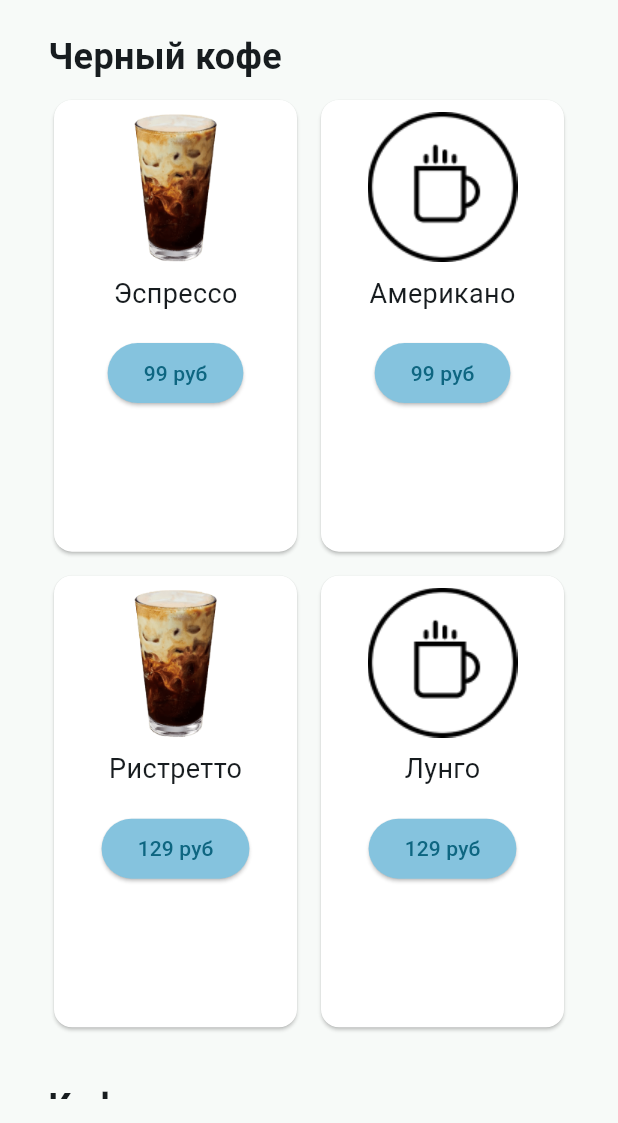
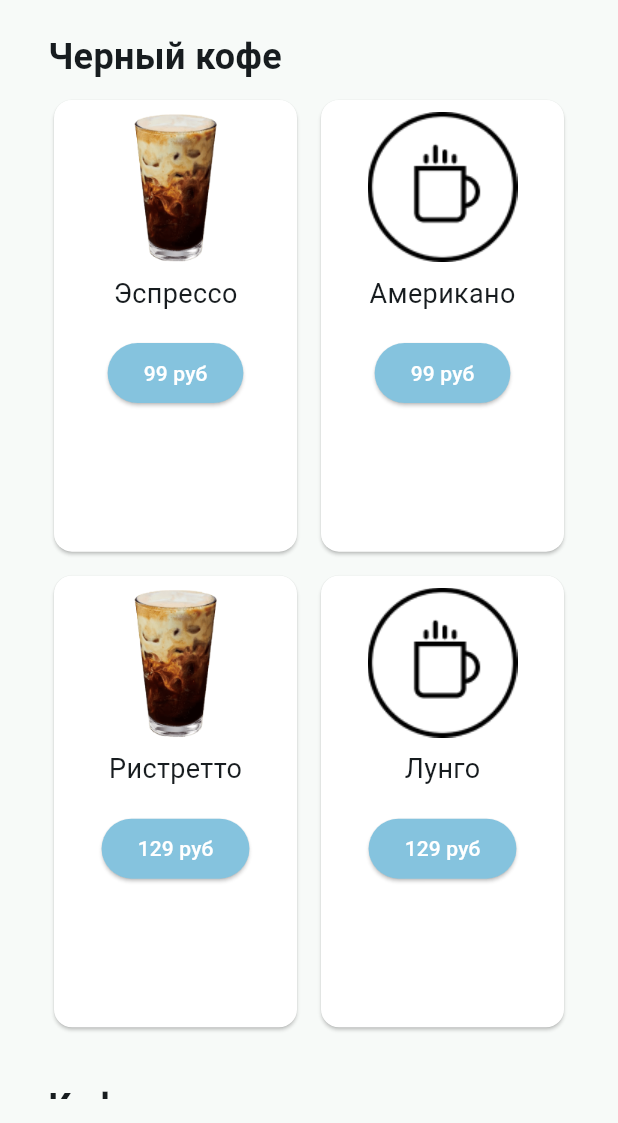
Before and after one commit to EgorZenzin/flutter_coffee_menu, a Flutter app: the screen it shows after launch, on a phone screen of 412 x 824 dp, the part 113-1236 px from its top. Run offline on Flutter 3.47's test engine with Material 3 defaults, Android fonts, the phone set to English and light mode, and no system bars; our stand-ins replace visibility_detector.

Commit message:
Change text color

```diff
--- a/lib/src/widgets/item.dart
+++ b/lib/src/widgets/item.dart
@@ -52,7 +52,10 @@
             _quantity == 0
                 ? ElevatedButton(
                     onPressed: _incrementQuantity,
-                    child: Text(widget.price),
+                    child: Text(
+                      widget.price,
+                      style: TextStyle(color: Colors.white)
+                    ),
                     style: ButtonStyle(
                       backgroundColor: WidgetStateProperty.all<Color>(Color(0xFF85C3DE)),
                     ),
```
